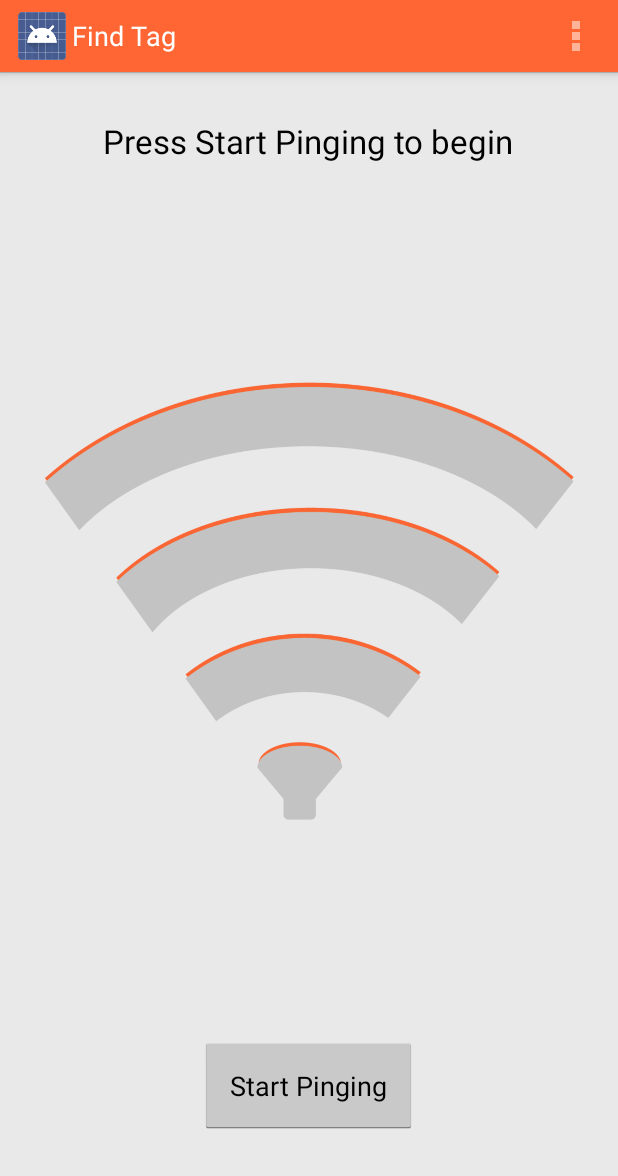
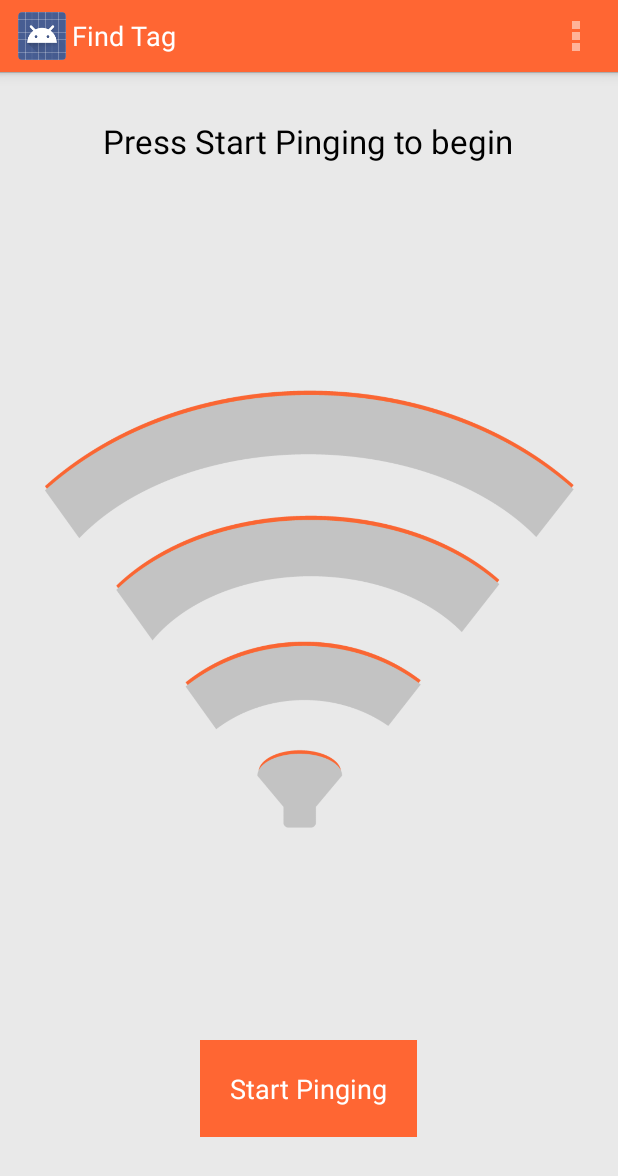
Before and after one commit to InnovationGymSMU/20Over20AndroidApp, an Android app: the FindTagActivity screen opened directly, with no data from a screen before it, after a tap on "Stop Pinging", on a phone screen of 412 x 824 dp. Shown: the top 1176 px of the screen. Run offline under Robolectric (Android 15) with nearby library versions, the phone set to English and light mode, and no system bars; 1 other tap on this screen came first.

Commit message:
Lots of minor UI updates

```diff
--- a/MyApplication/src/main/java/edu/SMU/PingItApp/FindTagActivity.java
+++ b/MyApplication/src/main/java/edu/SMU/PingItApp/FindTagActivity.java
@@ -8,6 +8,7 @@ import android.view.Menu;
 import android.view.View;
 import android.widget.Button;
 import android.widget.ImageView;
+import android.widget.TextView;
 
 public class FindTagActivity extends Activity {
 
@@ -42,6 +43,9 @@ public class FindTagActivity extends Activity {
             isPinging = true;
             pingButton.setText("Stop Pinging");
 
+            ((TextView)findViewById(R.id.find_item_title_view)).setText(R.string.pinging_label_text);
+            ((Button)findViewById(R.id.pingButton)).setText(R.string.stop_pinging_button_text);
+
             task = new ImageSwitcherTask(this, pingImageView);
             task.execute(null);
             try
@@ -62,6 +66,9 @@ public class FindTagActivity extends Activity {
 
         else if(isPinging == true)
         {
+
+            ((TextView)findViewById(R.id.find_item_title_view)).setText(R.string.not_pinging_label_text);
+            ((Button)findViewById(R.id.pingButton)).setText(R.string.start_pinging_button_text);
             mediaPlayer.stop();
             mediaPlayer.release();
             mediaPlayer = new MediaPlayer();
--- a/MyApplication/src/main/java/edu/SMU/PingItApp/ImageSwitcherTask.java
+++ b/MyApplication/src/main/java/edu/SMU/PingItApp/ImageSwitcherTask.java
@@ -16,7 +16,7 @@ public class ImageSwitcherTask extends AsyncTask<Object, Object, Object> {
 
     public ImageSwitcherTask(Context context, ImageView image) {
         this.context = context;
-        currentImage = 1;
+        currentImage = 2;
         this.image = image;
     }
 
@@ -25,7 +25,7 @@ public class ImageSwitcherTask extends AsyncTask<Object, Object, Object> {
 
         try {
             while(true) {
-                Thread.sleep(1000);
+                Thread.sleep(400);
                 publishProgress(null);
             }
         } catch (InterruptedException e) {
--- a/MyApplication/src/main/java/edu/SMU/PingItApp/NewItemRegistrationActivity.java
+++ b/MyApplication/src/main/java/edu/SMU/PingItApp/NewItemRegistrationActivity.java
@@ -48,6 +48,8 @@ public class NewItemRegistrationActivity extends Activity {
 
         String[] itemIdValues = getResources().getStringArray(R.array.item_id_values);
 
+
+
         ArrayAdapter<CharSequence> adapter = new ArrayAdapter<CharSequence>(this, android.R.layout.simple_spinner_item, itemIdValues) {
             @Override
             public View getView(int position, View convertView,ViewGroup parent) {
@@ -66,6 +68,7 @@ public class NewItemRegistrationActivity extends Activity {
                 //R.array.item_id_values, android.R.layout.simple_spinner_item);
         adapter.setDropDownViewResource(android.R.layout.simple_spinner_dropdown_item);
         itemIdSpinner.setAdapter(adapter);
+
 
         itemNameInput = (EditText) findViewById(R.id.itemNameEdit);
         itemNameInput.addTextChangedListener(new TextWatcher() {
--- /dev/null
+++ b/MyApplication/src/main/res/drawable/custom_button_design.xml
@@ -0,0 +1,20 @@
+<?xml version="1.0" encoding="utf-8"?>
+<selector xmlns:android="http://schemas.android.com/apk/res/android" >
+    <item>
+        <shape>
+            <gradient
+                android:endColor="#FF6633"
+                android:startColor="#FF6633"
+                android:angle="270" />
+
+            <corners
+                android:radius="0dp" />
+            <padding
+                android:left="10dp"
+                android:top="10dp"
+                android:right="10dp"
+                android:bottom="10dp" />
+        </shape>
+    </item>
+
+</selector>
--- a/MyApplication/src/main/res/layout/activity_find_tag.xml
+++ b/MyApplication/src/main/res/layout/activity_find_tag.xml
@@ -17,16 +17,18 @@
         android:id="@+id/pingButton"
         android:layout_alignParentBottom="true"
         android:layout_centerHorizontal="true"
-        android:layout_marginBottom="52dp"
+        android:layout_marginBottom="50dp"
         android:padding="20dp"
-        android:onClick="playMusic"/>
+        android:onClick="playMusic"
+        android:background="@drawable/custom_button_design"
+        android:textColor="@android:color/white" />
 
     <TextView
         android:layout_width="wrap_content"
         android:layout_height="wrap_content"
         android:textAppearance="?android:attr/textAppearanceLarge"
         android:text="@string/not_pinging_label_text"
-        android:id="@+id/textView"
+        android:id="@+id/find_item_title_view"
         android:layout_alignParentTop="true"
         android:layout_centerHorizontal="true"
         android:layout_marginTop="15dp" />
@@ -35,10 +37,10 @@
         android:layout_width="fill_parent"
         android:layout_height="fill_parent"
         android:id="@+id/pingImageView"
-        android:layout_below="@+id/textView"
+        android:layout_below="@id/find_item_title_view"
         android:layout_centerHorizontal="true"
         android:layout_marginTop="10dp"
-        android:layout_marginBottom="125dp"
+        android:layout_above="@id/pingButton"
         android:src="@drawable/ping_icon_1"/>
 
 
--- a/MyApplication/src/main/res/layout/activity_new_item_registration.xml
+++ b/MyApplication/src/main/res/layout/activity_new_item_registration.xml
@@ -11,7 +11,9 @@
         android:layout_alignParentBottom="true"
         android:layout_alignParentRight="true"
         android:layout_alignParentLeft="true"
-        android:onClick="saveNewItem"/>
+        android:onClick="saveNewItem"
+        android:background="@drawable/custom_button_design"
+        android:textColor="@android:color/white" />
 
 
 
--- a/MyApplication/src/main/res/values/dimens.xml
+++ b/MyApplication/src/main/res/values/dimens.xml
@@ -7,5 +7,5 @@
     <dimen name="list_view_image_size">36dp</dimen>
     <dimen name="spinner_view_text_size">16dp</dimen>
     <dimen name="spinner_view_image_size">24dp</dimen>
-    <dimen name="registration_text_input_margin">60dp</dimen>
+    <dimen name="registration_text_input_margin">48dp</dimen>
 </resources>
--- a/MyApplication/src/main/res/values/strings.xml
+++ b/MyApplication/src/main/res/values/strings.xml
@@ -10,7 +10,7 @@
     <string name="start_pinging_button_text">Start Pinging</string>
     <string name="stop_pinging_button_text">Stop Pinging</string>
     <string name="not_pinging_label_text">Press Start Pinging to begin</string>
-    <string name="pinging_label_text">Pinging</string>
+    <string name="pinging_label_text">Pinging...</string>
     <string name="registration_result_id">RegistrationResultID</string>
     <string name="registration_result_name">RegistrationResultName</string>
     <string name="main_screen_header_text">What are you looking for?</string>
```
Also changed, not shown: MyApplication/src/main/assets/TagData.txt (+10 -10 lines), MyApplication/src/main/java/edu/SMU/PingItApp/SelectionListArrayAdapter.java (+11 -2 lines), MyApplication/src/main/java/edu/SMU/PingItApp/TagAttributes.java (+17 -1 lines).
